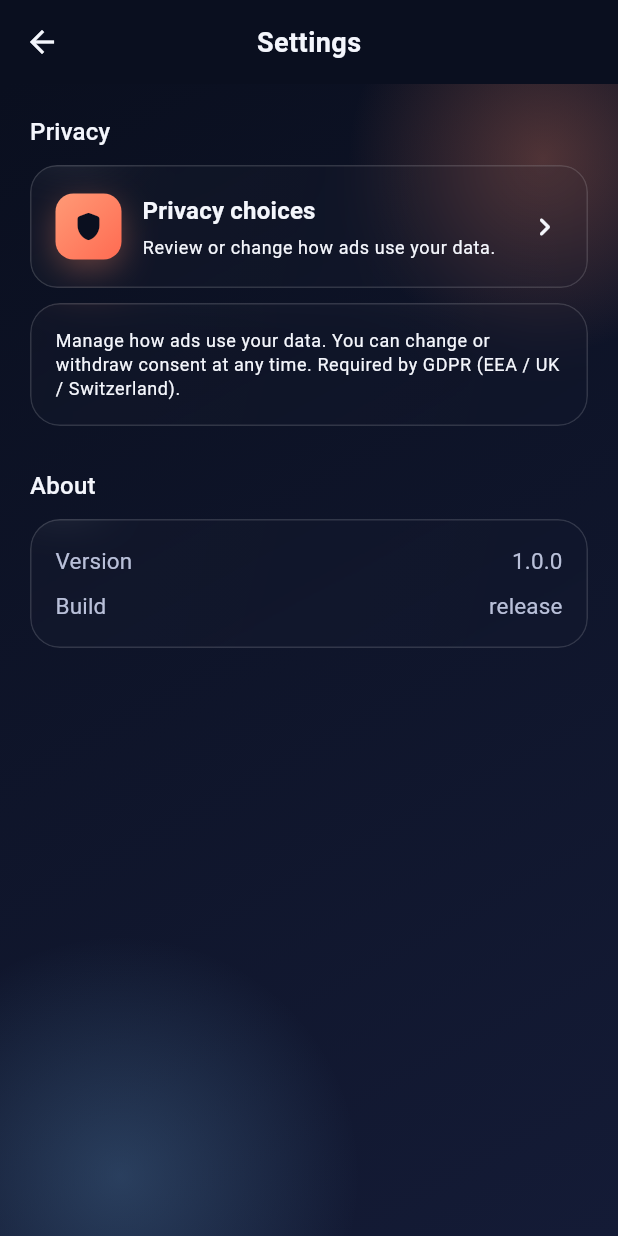
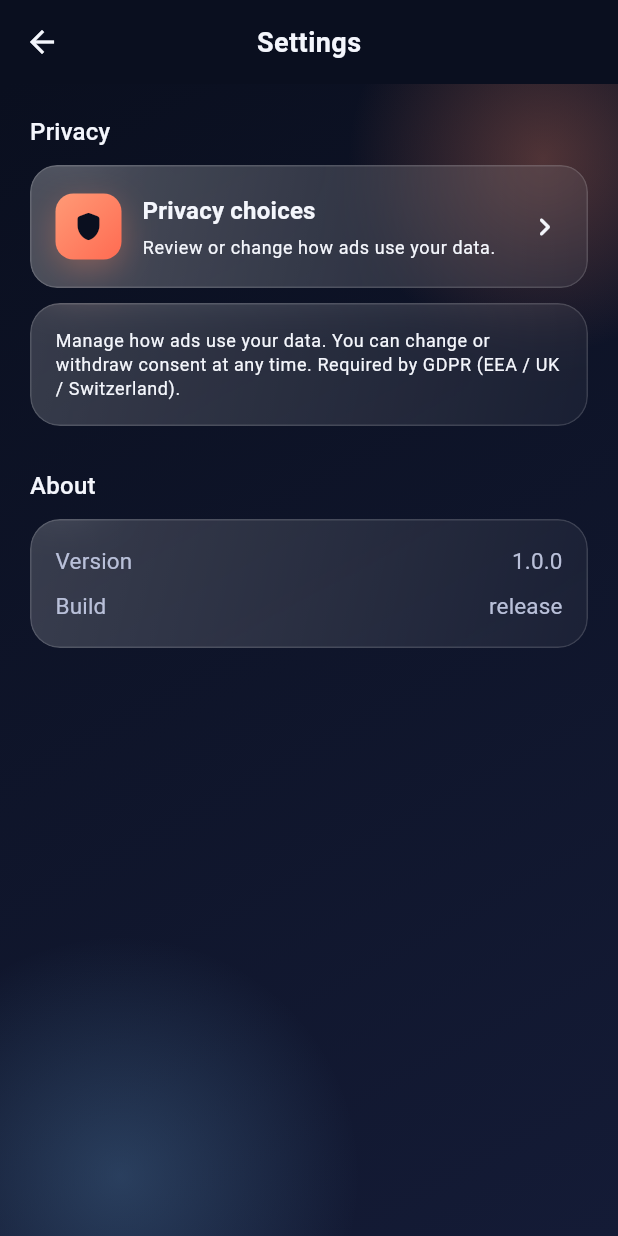
Before and after one commit to catowabisabi/tile-flip, a Flutter app: the SettingsScreen screen opened directly, on a phone screen of 412 x 824 dp. Run offline on Flutter 3.47's test engine with Material 3 defaults, Android fonts, the phone set to English and light mode, and no system bars; our stand-ins replace google_mobile_ads, shared_preferences; accounts and stored records are empty.

Commit message:
fix(GlassCard): derive gradient stops from fillAlpha so per-caller alpha is actually applied
Devin Review flagged that BoxDecoration's gradient silently overrides color,
so the fillAlpha parameter had no visual effect. Build the gradient stops
from fillAlpha itself (2.2x / 0.6x multipliers chosen to match the originally
hand-tuned 0x30/0x0D ratio at the default 0.08 alpha).

Callers that pass 0.04 (locked cards) now render dimmer than ones passing
0.14 (win dialogs) as originally intended.

Co-Authored-By: Chris Lui <catowabisabi@gmail.com>

```diff
--- a/lib/widgets/glass.dart
+++ b/lib/widgets/glass.dart
@@ -28,6 +28,14 @@ class GlassCard extends StatelessWidget {
   @override
   Widget build(BuildContext context) {
     final radius = BorderRadius.circular(borderRadius);
+    // A BoxDecoration's `gradient` always wins over `color` in Flutter's paint
+    // pipeline, so we derive the gradient stops from [fillAlpha] to preserve
+    // the top-left→bottom-right sheen while still honouring the caller's
+    // requested translucency. The 2.2 / 0.6 multipliers match the hand-tuned
+    // `0x30FFFFFF` / `0x0DFFFFFF` ratio that was used on the approved
+    // screenshot when [fillAlpha] is the default 0.08.
+    final topAlpha = (fillAlpha * 2.2).clamp(0.0, 1.0);
+    final bottomAlpha = (fillAlpha * 0.6).clamp(0.0, 1.0);
     return ClipRRect(
       borderRadius: radius,
       child: BackdropFilter(
@@ -35,12 +43,14 @@ class GlassCard extends StatelessWidget {
         child: Container(
           decoration: BoxDecoration(
             borderRadius: radius,
-            gradient: const LinearGradient(
+            gradient: LinearGradient(
               begin: Alignment.topLeft,
               end: Alignment.bottomRight,
-              colors: [Color(0x30FFFFFF), Color(0x0DFFFFFF)],
+              colors: [
+                Colors.white.withValues(alpha: topAlpha),
+                Colors.white.withValues(alpha: bottomAlpha),
+              ],
             ),
-            color: AppColors.glassFill(fillAlpha),
             border: Border.all(color: AppColors.glassBorder(), width: 1),
           ),
           padding: padding,
```
